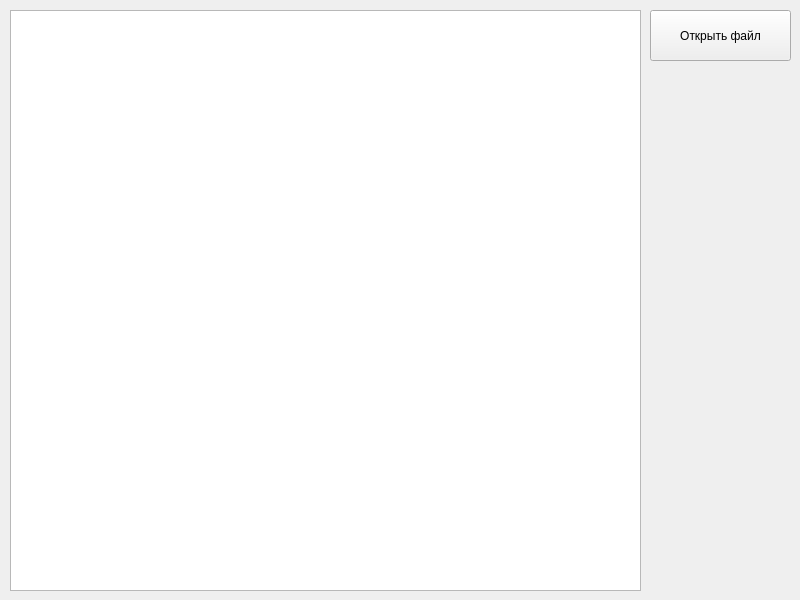
Above: MSACIT_LWD_1/QTLab1/mainwindow.ui from NovikovValeriy/Metrology before the change. Below: the same form after it.
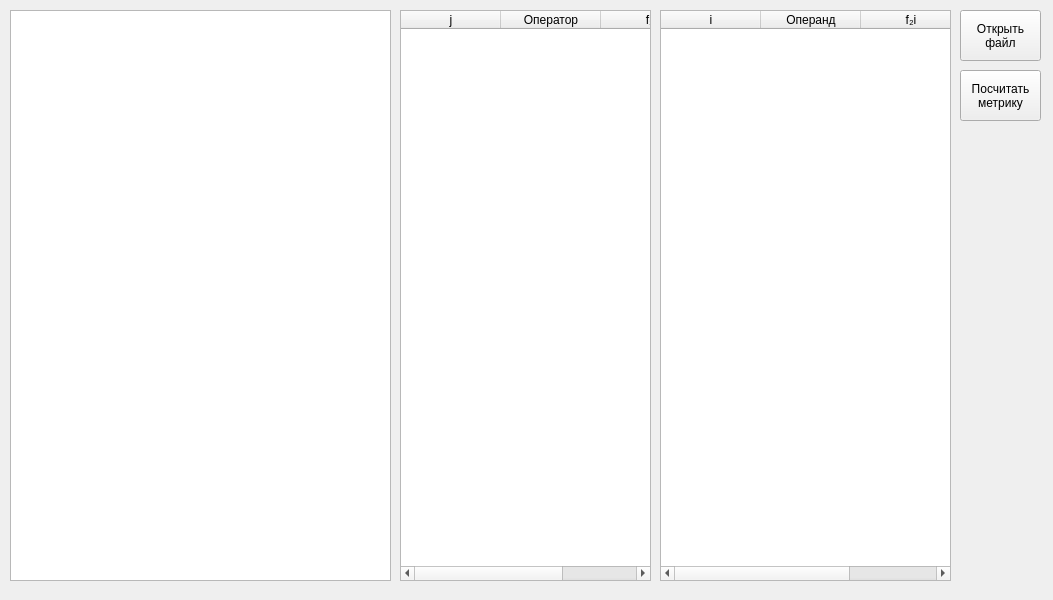
That is the form after the change.

Commit message: QT without number operands done

```diff
--- a/MSACIT_LWD_1/QTLab1/mainwindow.ui
+++ b/MSACIT_LWD_1/QTLab1/mainwindow.ui
@@ -6,7 +6,7 @@
    <rect>
     <x>0</x>
     <y>0</y>
-    <width>800</width>
+    <width>1053</width>
     <height>600</height>
    </rect>
   </property>
@@ -14,28 +14,111 @@
    <string>MainWindow</string>
   </property>
   <widget class="QWidget" name="centralwidget">
+   <widget class="QPushButton" name="openFileButton">
+    <property name="geometry">
+     <rect>
+      <x>960</x>
+      <y>10</y>
+      <width>81</width>
+      <height>51</height>
+     </rect>
+    </property>
+    <property name="text">
+     <string>Открыть
+файл</string>
+    </property>
+   </widget>
+   <widget class="QPushButton" name="calculateButton">
+    <property name="geometry">
+     <rect>
+      <x>960</x>
+      <y>70</y>
+      <width>81</width>
+      <height>51</height>
+     </rect>
+    </property>
+    <property name="maximumSize">
+     <size>
+      <width>111</width>
+      <height>16777215</height>
+     </size>
+    </property>
+    <property name="text">
+     <string>Посчитать
+метрику</string>
+    </property>
+   </widget>
    <widget class="QTextBrowser" name="textBrowser">
     <property name="geometry">
      <rect>
       <x>10</x>
       <y>10</y>
-      <width>631</width>
-      <height>581</height>
+      <width>381</width>
+      <height>571</height>
      </rect>
     </property>
    </widget>
-   <widget class="QPushButton" name="openFileButton">
+   <widget class="QTableWidget" name="operatorTable">
     <property name="geometry">
      <rect>
-      <x>650</x>
+      <x>400</x>
       <y>10</y>
-      <width>141</width>
-      <height>51</height>
+      <width>251</width>
+      <height>571</height>
      </rect>
     </property>
-    <property name="text">
-     <string>Открыть файл</string>
+    <property name="sizePolicy">
+     <sizepolicy hsizetype="Expanding" vsizetype="Expanding">
+      <horstretch>0</horstretch>
+      <verstretch>0</verstretch>
+     </sizepolicy>
     </property>
+    <column>
+     <property name="text">
+      <string>j</string>
+     </property>
+    </column>
+    <column>
+     <property name="text">
+      <string>Оператор</string>
+     </property>
+    </column>
+    <column>
+     <property name="text">
+      <string>f₁j</string>
+     </property>
+    </column>
+   </widget>
+   <widget class="QTableWidget" name="operandTable">
+    <property name="geometry">
+     <rect>
+      <x>660</x>
+      <y>10</y>
+      <width>291</width>
+      <height>571</height>
+     </rect>
+    </property>
+    <property name="sizePolicy">
+     <sizepolicy hsizetype="Expanding" vsizetype="Expanding">
+      <horstretch>0</horstretch>
+      <verstretch>0</verstretch>
+     </sizepolicy>
+    </property>
+    <column>
+     <property name="text">
+      <string>i</string>
+     </property>
+    </column>
+    <column>
+     <property name="text">
+      <string>Операнд</string>
+     </property>
+    </column>
+    <column>
+     <property name="text">
+      <string>f₂i</string>
+     </property>
+    </column>
    </widget>
   </widget>
  </widget>
```
The commit also changes 26 other files.
